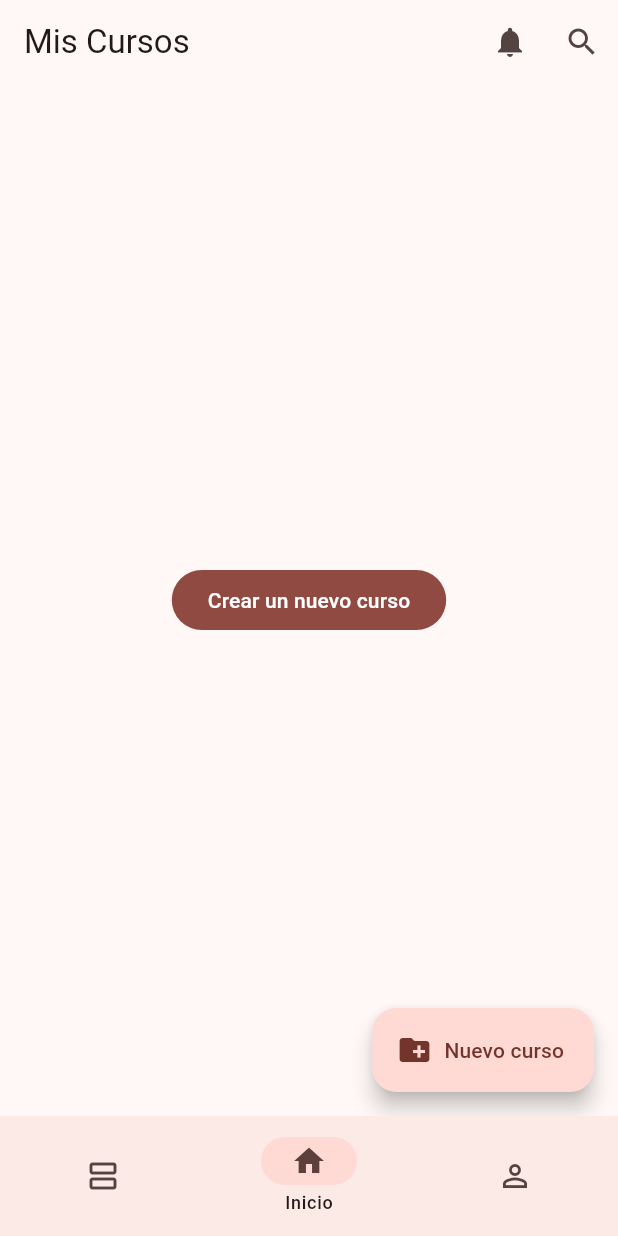
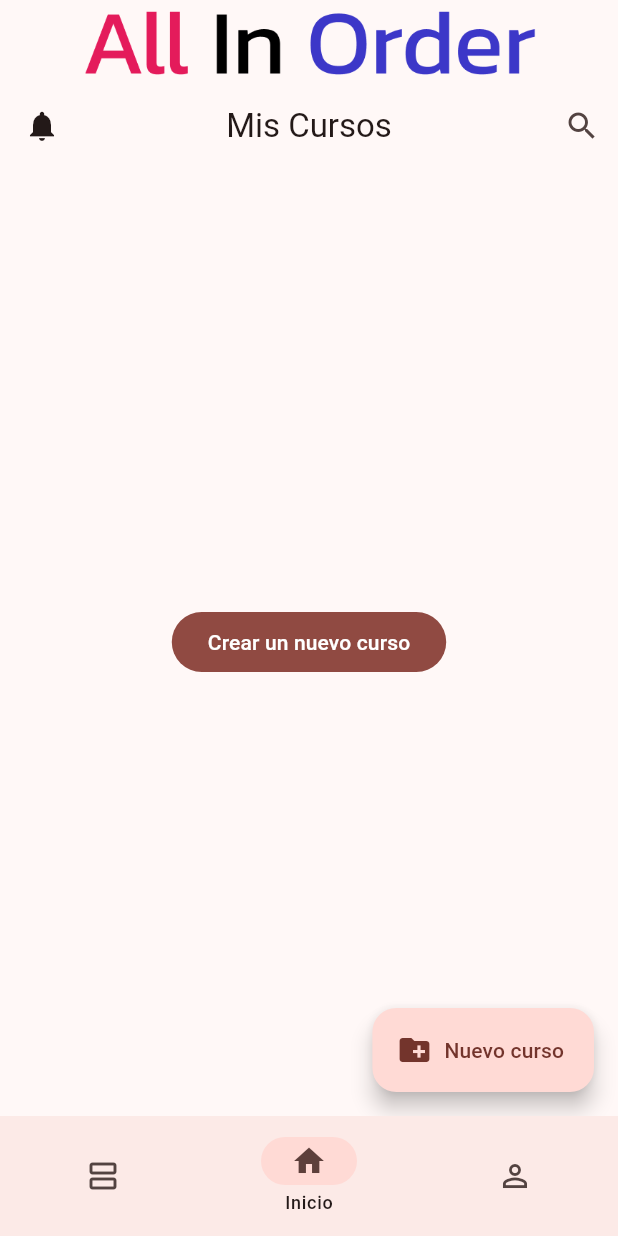
Before and after one commit to CesGalaxy/all-in-order-app, a Flutter app: the screen it shows once a user with an empty profile is signed in, on a phone screen of 412 x 824 dp. Run offline on Flutter 3.47's test engine with Material 3 defaults, Android fonts, the phone set to English and light mode, and no system bars; our stand-ins replace flutter_markdown, supabase_flutter, table_calendar; missing offline and left inert: expandable_bottom_sheet; accounts and stored records are empty; generated files the repository leaves out were written again.

Commit message:
:lipstick: Add logo at home screen
Signed-off-by: CesGalaxy <cesgalaxy@outlook.com>

```diff
--- a/lib/modules/home/widgets/navigation.dart
+++ b/lib/modules/home/widgets/navigation.dart
@@ -1,5 +1,5 @@
 import 'package:all_in_order/generated/l10n.dart';
-import 'package:all_in_order/modules/home/widgets/views/home_page.dart';
+import 'package:all_in_order/modules/home/widgets/views/home.dart';
 import 'package:all_in_order/modules/user/widgets/me.dart';
 import 'package:flutter/material.dart';
 
--- a/lib/modules/home/widgets/views/home_page.dart
+++ b/lib/modules/home/widgets/views/home.dart
@@ -27,17 +27,21 @@ class _HomePageState extends State<HomePage> {
 
     return Scaffold(
       appBar: AppBar(
+        title: Image.asset("assets/logo/NameCol.png"),
+        bottom: AppBar(
+          centerTitle: true,
           title: Text(S.of(context).myCourses),
-        actions: <Widget>[
-          IconButton(
+          leading: IconButton(
             icon: const Icon(Icons.notifications),
             onPressed: () {},
           ),
+          actions: [
             IconButton(
               icon: const Icon(Icons.search),
               onPressed: () {},
             ),
           ],
+        ),
       ),
       body: CacheHandler(
         collection: Provider.of<CachedCollection<CourseWithSubjects>>(context),
```
Also changed, not shown: assets/logo/Heading.png (added), assets/logo/NameCol.png (added). Lines whose indentation alone changed are shown as unchanged.
